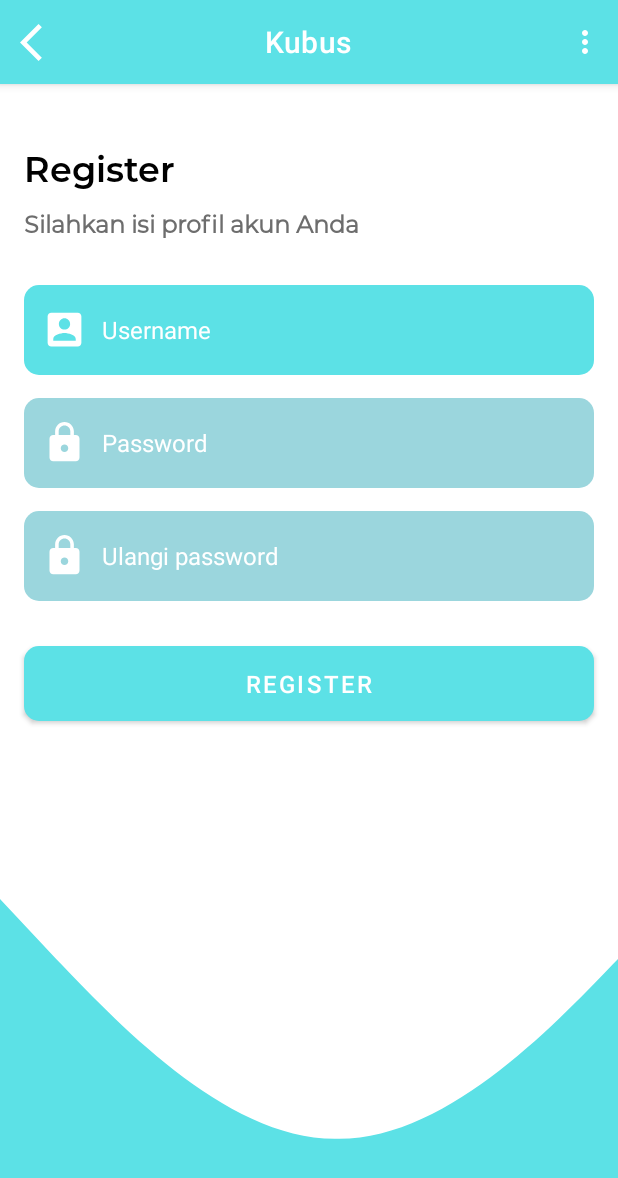
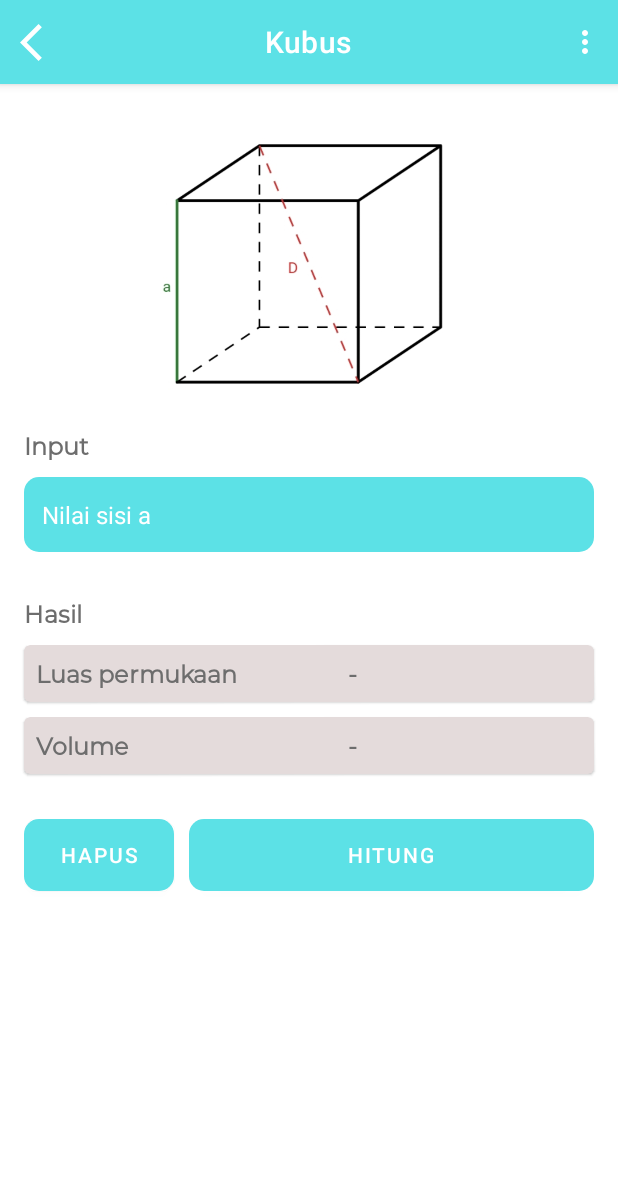
Before and after one commit to antoniofendy/AplikasiBangunRuang_Android, an Android app: the CubeActivity screen opened directly, with no data from a screen before it, on a phone screen of 412 x 824 dp. Shown: the top 1178 px of the screen. Run offline under Robolectric (Android 15) with nearby library versions, the light colour scheme and no system bars.

Commit message:
Cube Calculator

```diff
--- a/app/src/main/java/com/kelompok15/aplikasihitungbangunruang/CubeActivity.java
+++ b/app/src/main/java/com/kelompok15/aplikasihitungbangunruang/CubeActivity.java
@@ -5,9 +5,12 @@ import androidx.appcompat.app.AppCompatActivity;
 
 import android.content.Intent;
 import android.os.Bundle;
+import android.text.Html;
 import android.view.Menu;
 import android.view.MenuItem;
 import android.view.View;
+import android.widget.EditText;
+import android.widget.TextView;
 import android.widget.Toast;
 
 import com.google.android.material.appbar.MaterialToolbar;
@@ -16,6 +19,8 @@ import java.util.Objects;
 
 public class CubeActivity extends AppCompatActivity
 {
+    EditText etEdgeInput;
+    TextView tvSurfaceResult, tvVolumeResult;
 
     @Override
     protected void onCreate(Bundle savedInstanceState)
@@ -23,6 +28,10 @@ public class CubeActivity extends AppCompatActivity
         super.onCreate(savedInstanceState);
         setContentView(R.layout.activity_cube);
         Objects.requireNonNull(getSupportActionBar()).hide();
+
+        etEdgeInput = findViewById(R.id.edittext_edge);
+        tvSurfaceResult = findViewById(R.id.textview_surface_result);
+        tvVolumeResult = findViewById(R.id.textview_volume_result);
 
         MaterialToolbar toolbar = (MaterialToolbar) findViewById(R.id.topAppBar);
 
@@ -51,6 +60,25 @@ public class CubeActivity extends AppCompatActivity
 
     public void calculate(View view)
     {
-        Toast.makeText(CubeActivity.this, "Ok", Toast.LENGTH_SHORT).show();
+        if(etEdgeInput.length() != 0)
+        {
+            double edge = Double.parseDouble(String.valueOf(etEdgeInput.getText()));
+            double surface = 6 * (Math.pow(edge, 2));
+            double volume = Math.pow(edge, 3);
+
+            tvSurfaceResult.setText(String.valueOf(surface));
+            tvVolumeResult.setText(String.valueOf(volume));
+        }
+        else
+        {
+            Toast.makeText(CubeActivity.this, "Anda belum menginput nilai sisi a", Toast.LENGTH_SHORT).show();
+        }
+    }
+
+    public void delete(View view)
+    {
+        etEdgeInput.setText("");
+        tvSurfaceResult.setText("-");
+        tvVolumeResult.setText("-");
     }
 }
--- a/app/src/main/res/layout/activity_cube.xml
+++ b/app/src/main/res/layout/activity_cube.xml
@@ -4,7 +4,7 @@
     xmlns:tools="http://schemas.android.com/tools"
     android:layout_width="match_parent"
     android:layout_height="match_parent"
-    android:background="@drawable/ic_wave"
+    android:background="@color/white"
     android:orientation="vertical"
     tools:context=".CubeActivity">
 
@@ -30,53 +30,46 @@
 
     </com.google.android.material.appbar.AppBarLayout>
 
-    <TextView
-        android:id="@+id/textview_title"
-        android:layout_width="match_parent"
-        android:layout_height="wrap_content"
-        android:layout_marginLeft="16dp"
-        android:layout_marginTop="40dp"
-        android:layout_marginRight="16dp"
-        android:fontFamily="@font/montserrat_semibold"
-        android:text="@string/register"
-        android:textColor="@color/black"
-        android:textSize="23sp"
+    <ImageView
+        android:id="@+id/imageview_cube"
+        android:layout_width="200dp"
+        android:layout_height="200dp"
+        android:layout_marginTop="20dp"
         app:layout_constraintEnd_toEndOf="parent"
         app:layout_constraintHorizontal_bias="0.5"
         app:layout_constraintStart_toStartOf="parent"
-        app:layout_constraintTop_toBottomOf="@+id/app_bar" />
+        app:layout_constraintTop_toBottomOf="@+id/app_bar"
+        android:src="@drawable/img_cube"/>
 
     <TextView
-        android:id="@+id/textview_description"
+        android:id="@+id/textview_input"
         android:layout_width="match_parent"
         android:layout_height="wrap_content"
+        android:layout_marginTop="10dp"
+        android:layout_marginLeft="16dp"
+        android:layout_marginRight="16dp"
+        app:layout_constraintEnd_toEndOf="parent"
+        app:layout_constraintHorizontal_bias="0.5"
+        app:layout_constraintStart_toStartOf="parent"
+        app:layout_constraintTop_toBottomOf="@+id/imageview_cube"
+        android:text="@string/input"
+        android:textSize="16sp"
+        android:textStyle="bold"
+        android:textColor="@color/dark_grey"
+        android:fontFamily="@font/montserrat_regular"/>
+
+    <EditText
+        android:id="@+id/edittext_edge"
+        android:layout_width="match_parent"
+        android:layout_height="50dp"
         android:layout_marginLeft="16dp"
         android:layout_marginTop="10dp"
         android:layout_marginRight="16dp"
-        android:fontFamily="@font/montserrat_regular"
-        android:text="@string/register_description"
-        android:textColor="@color/dark_grey"
-        android:textSize="16sp"
-        android:textStyle="bold"
-        app:layout_constraintEnd_toEndOf="parent"
-        app:layout_constraintHorizontal_bias="0.5"
-        app:layout_constraintStart_toStartOf="parent"
-        app:layout_constraintTop_toBottomOf="@+id/textview_title" />
-
-    <EditText
-        android:id="@+id/edittext_username"
-        android:layout_width="match_parent"
-        android:layout_height="60dp"
-        android:layout_marginLeft="16dp"
-        android:layout_marginTop="30dp"
-        android:layout_marginRight="16dp"
         android:background="@drawable/custom_edittext"
-        android:drawableStart="@drawable/custom_user_icon"
-        android:drawablePadding="10dp"
         android:drawableTint="@color/white"
         android:ems="10"
-        android:hint="@string/username"
-        android:inputType="text"
+        android:hint="@string/kubus_input_sisi"
+        android:inputType="numberDecimal"
         android:paddingStart="12dp"
         android:paddingEnd="12dp"
         android:textColor="@color/white"
@@ -85,70 +78,149 @@
         app:layout_constraintEnd_toEndOf="parent"
         app:layout_constraintHorizontal_bias="0.5"
         app:layout_constraintStart_toStartOf="parent"
-        app:layout_constraintTop_toBottomOf="@+id/textview_description" />
+        app:layout_constraintTop_toBottomOf="@+id/textview_input"/>
 
-    <EditText
-        android:id="@+id/edittext_password"
+    <TextView
+        android:id="@+id/textview_result"
         android:layout_width="match_parent"
-        android:layout_height="60dp"
+        android:layout_height="wrap_content"
+        android:layout_marginTop="30dp"
         android:layout_marginLeft="16dp"
-        android:layout_marginTop="15dp"
         android:layout_marginRight="16dp"
-        android:background="@drawable/custom_edittext"
-        android:drawableStart="@drawable/custom_padlock_icon"
-        android:drawablePadding="10dp"
-        android:drawableTint="@color/white"
-        android:ems="10"
-        android:hint="@string/password"
-        android:inputType="textPassword"
-        android:paddingStart="12dp"
-        android:paddingEnd="12dp"
-        android:textColor="@color/white"
-        android:textColorHint="@color/white"
-        android:textSize="16sp"
         app:layout_constraintEnd_toEndOf="parent"
         app:layout_constraintHorizontal_bias="0.5"
         app:layout_constraintStart_toStartOf="parent"
-        app:layout_constraintTop_toBottomOf="@+id/edittext_username" />
+        app:layout_constraintTop_toBottomOf="@+id/edittext_edge"
+        android:text="@string/result"
+        android:textSize="16sp"
+        android:textStyle="bold"
+        android:textColor="@color/dark_grey"
+        android:fontFamily="@font/montserrat_regular"/>
 
-    <EditText
-        android:id="@+id/edittext_password_repeat"
+    <com.google.android.material.card.MaterialCardView
+        android:id="@+id/card_result_surface"
         android:layout_width="match_parent"
-        android:layout_height="60dp"
+        android:layout_height="wrap_content"
+        android:layout_marginTop="10dp"
         android:layout_marginLeft="16dp"
-        android:layout_marginTop="15dp"
         android:layout_marginRight="16dp"
-        android:background="@drawable/custom_edittext"
-        android:drawableStart="@drawable/custom_padlock_icon"
-        android:drawablePadding="10dp"
-        android:drawableTint="@color/white"
-        android:ems="10"
-        android:hint="@string/repeat_password"
-        android:inputType="textPassword"
-        android:paddingStart="12dp"
-        android:paddingEnd="12dp"
-        android:textColor="@color/white"
-        android:textColorHint="@color/white"
-        android:textSize="16sp"
         app:layout_constraintEnd_toEndOf="parent"
         app:layout_constraintHorizontal_bias="0.5"
         app:layout_constraintStart_toStartOf="parent"
-        app:layout_constraintTop_toBottomOf="@+id/edittext_password" />
+        app:layout_constraintTop_toBottomOf="@+id/textview_result"
+        style="@style/CustomCardView">
 
-    <Button
-        android:id="@+id/button_login"
+        <LinearLayout
+            android:layout_width="wrap_content"
+            android:layout_height="wrap_content"
+            android:layout_margin="8dp"
+            android:orientation="horizontal">
+            <TextView
+                android:id="@+id/textview_surface"
+                android:layout_width="200dp"
+                android:layout_height="wrap_content"
+                android:layout_marginEnd="8dp"
+                android:text="@string/surface"
+                android:layout_gravity="start"
+                android:textSize="16sp"
+                android:textStyle="bold"
+                android:textColor="@color/dark_grey"
+                android:fontFamily="@font/montserrat_regular"/>
+
+            <TextView
+                android:id="@+id/textview_surface_result"
+                android:layout_width="wrap_content"
+                android:layout_height="wrap_content"
+                android:layout_gravity="end"
+                android:layout_marginEnd="8dp"
+                android:fontFamily="@font/montserrat_regular"
+                android:gravity="center_horizontal"
+                android:text="-"
+                android:textColor="@color/dark_grey"
+                android:textSize="16sp"
+                android:textStyle="bold" />
+        </LinearLayout>
+
+    </com.google.android.material.card.MaterialCardView>
+
+    <com.google.android.material.card.MaterialCardView
+        android:id="@+id/card_result_volume"
         android:layout_width="match_parent"
-        android:layout_height="50dp"
+        android:layout_height="wrap_content"
+        android:layout_marginTop="10dp"
+        android:layout_marginLeft="16dp"
+        android:layout_marginRight="16dp"
+        app:layout_constraintEnd_toEndOf="parent"
+        app:layout_constraintHorizontal_bias="0.5"
+        app:layout_constraintStart_toStartOf="parent"
+        app:layout_constraintTop_toBottomOf="@+id/card_result_surface"
+        style="@style/CustomCardView">
+
+        <LinearLayout
+            android:layout_width="wrap_content"
+            android:layout_height="wrap_content"
+            android:layout_margin="8dp"
+            android:orientation="horizontal">
+            <TextView
+                android:id="@+id/textview_volume"
+                android:layout_width="200dp"
+                android:layout_height="wrap_content"
+                android:layout_marginEnd="8dp"
+                android:text="@string/volume"
+                android:layout_gravity="start"
+                android:textSize="16sp"
+                android:textStyle="bold"
+                android:textColor="@color/dark_grey"
+                android:fontFamily="@font/montserrat_regular"/>
+
+            <TextView
+                android:id="@+id/textview_volume_result"
+                android:layout_width="wrap_content"
+                android:layout_height="wrap_content"
+                android:layout_gravity="end"
+                android:layout_marginEnd="8dp"
+                android:fontFamily="@font/montserrat_regular"
+                android:text="-"
+                android:textColor="@color/dark_grey"
+                android:textSize="16sp"
+                android:textStyle="bold" />
+        </LinearLayout>
+
+    </com.google.android.material.card.MaterialCardView>
+
+    <LinearLayout
+        android:layout_width="match_parent"
+        android:layout_height="wrap_content"
         android:layout_marginLeft="16dp"
         android:layout_marginTop="30dp"
         android:layout_marginRight="16dp"
-        android:background="@drawable/custom_button"
-        android:onClick="calculate"
-        android:text="@string/register"
-        android:textSize="16sp"
+        android:orientation="horizontal"
         app:layout_constraintEnd_toEndOf="parent"
         app:layout_constraintHorizontal_bias="0.5"
         app:layout_constraintStart_toStartOf="parent"
-        app:layout_constraintTop_toBottomOf="@+id/edittext_password_repeat" />
+        app:layout_constraintTop_toBottomOf="@+id/card_result_volume">
+
+        <Button
+            android:id="@+id/button_reset"
+            android:layout_width="100dp"
+            android:layout_height="wrap_content"
+            android:layout_marginRight="10dp"
+            android:layout_marginBottom="30dp"
+            android:background="@drawable/custom_button"
+            android:onClick="delete"
+            android:text="@string/delete"
+            android:textSize="14sp"/>
+
+        <Button
+            android:id="@+id/button_calculate"
+            android:layout_width="fill_parent"
+            android:layout_height="wrap_content"
+            android:layout_marginBottom="30dp"
+            android:background="@drawable/custom_button"
+            android:onClick="calculate"
+            android:text="@string/calculate"
+            android:textSize="14sp"/>
+
+    </LinearLayout>
 
 </androidx.constraintlayout.widget.ConstraintLayout>
--- a/app/src/main/res/values/strings.xml
+++ b/app/src/main/res/values/strings.xml
@@ -13,7 +13,14 @@
     <string name="menu_description">Silahkan pilih bangun ruang</string>
     <string name="logout">Logout</string>
     <string name="help">Help</string>
+    <string name="input">Input</string>
+    <string name="result">Hasil</string>
+    <string name="calculate">Hitung</string>
+    <string name="delete">Hapus</string>
     <string name="kubus">Kubus</string>
     <string name="kerucut">Kerucut</string>
     <string name="balok">Balok</string>
+    <string name="surface">Luas permukaan</string>
+    <string name="volume">Volume</string>
+    <string name="kubus_input_sisi">Nilai sisi a</string>
 </resources>
--- a/app/src/main/res/values/themes.xml
+++ b/app/src/main/res/values/themes.xml
@@ -18,4 +18,8 @@
 <!--        <item name="windowNoTitle">true</item>-->
     </style>
 
+    <style name="CustomCardView" parent="Widget.MaterialComponents.CardView">
+        <item name="cardBackgroundColor">@color/light_grey</item>
+    </style>
+
 </resources>
```
Also changed, not shown: app/src/main/res/drawable/img_cone.jpg (added), app/src/main/res/drawable/img_cube.jpg (added), app/src/main/res/drawable/img_cuboid.jpg (added).
